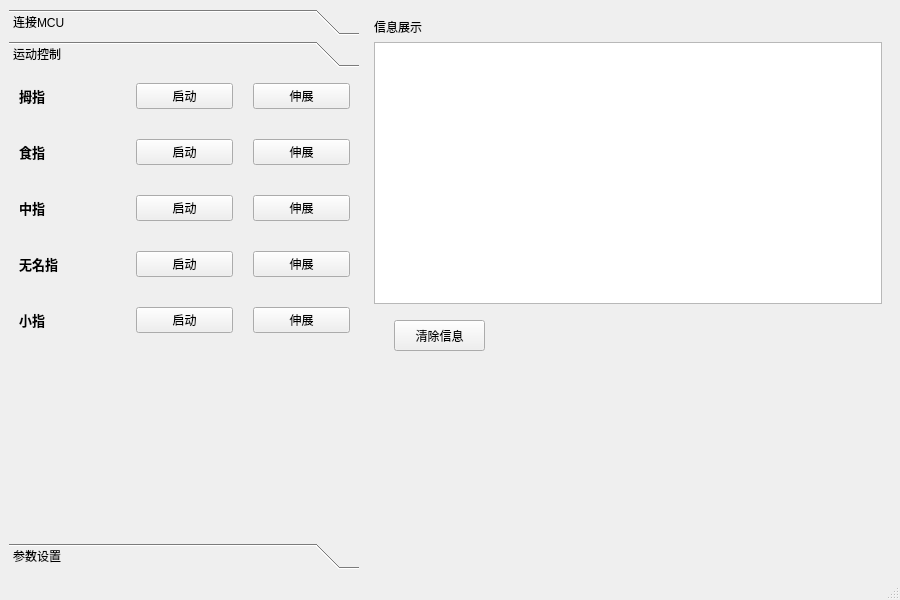
Old version of the form Qt-SerialDebuger-master/mainwindow.ui in the repository single5240/QTSerial.
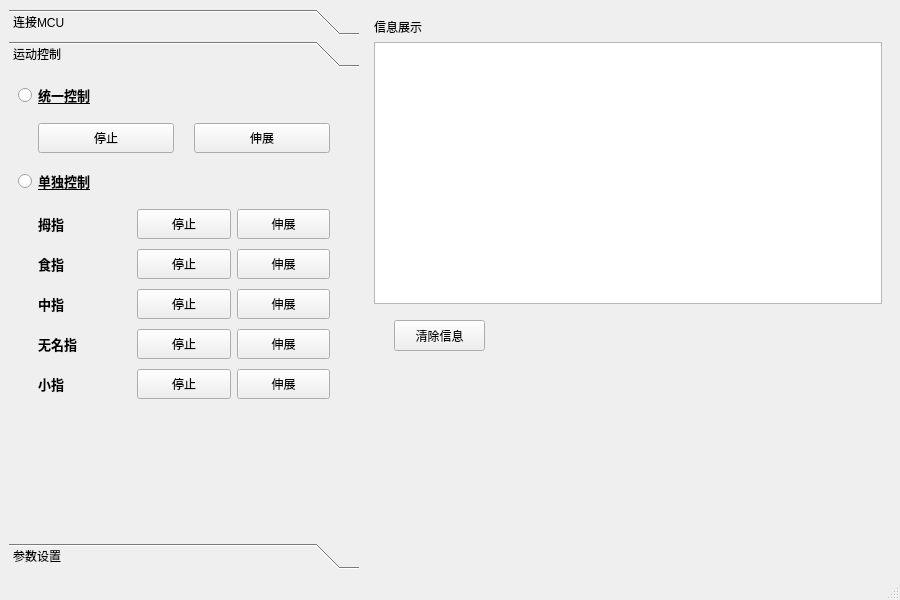
New version of the form. The open tabs and pages were chosen to show the change. Custom widgets are drawn as their Qt base class.

Commit message: 完成控制页面的结构和交互逻辑

What changed in the file:
```diff
--- a/Qt-SerialDebuger-master/mainwindow.ui
+++ b/Qt-SerialDebuger-master/mainwindow.ui
@@ -21,6 +21,64 @@
   </property>
   <widget class="QWidget" name="centralwidget">
    <layout class="QFormLayout" name="formLayout">
+    <item row="0" column="1">
+     <widget class="QWidget" name="widget_10" native="true">
+      <property name="minimumSize">
+       <size>
+        <width>400</width>
+        <height>450</height>
+       </size>
+      </property>
+      <layout class="QGridLayout" name="gridLayout_7">
+       <item row="2" column="0">
+        <widget class="QWidget" name="widget_11" native="true">
+         <property name="minimumSize">
+          <size>
+           <width>380</width>
+           <height>250</height>
+          </size>
+         </property>
+         <property name="accessibleDescription">
+          <string/>
+         </property>
+         <widget class="QPushButton" name="clean_textRec">
+          <property name="geometry">
+           <rect>
+            <x>20</x>
+            <y>10</y>
+            <width>91</width>
+            <height>31</height>
+           </rect>
+          </property>
+          <property name="text">
+           <string>清除信息</string>
+          </property>
+         </widget>
+        </widget>
+       </item>
+       <item row="0" column="0">
+        <widget class="QLabel" name="label">
+         <property name="text">
+          <string>信息展示</string>
+         </property>
+        </widget>
+       </item>
+       <item row="1" column="0">
+        <widget class="QPlainTextEdit" name="txtRec">
+         <property name="minimumSize">
+          <size>
+           <width>380</width>
+           <height>100</height>
+          </size>
+         </property>
+         <property name="readOnly">
+          <bool>true</bool>
+         </property>
+        </widget>
+       </item>
+      </layout>
+     </widget>
+    </item>
     <item row="0" column="0">
      <widget class="QToolBox" name="toolBox">
       <property name="sizePolicy">
@@ -48,7 +106,7 @@
        <enum>Qt::ClickFocus</enum>
       </property>
       <property name="currentIndex">
-       <number>1</number>
+       <number>2</number>
       </property>
       <widget class="QWidget" name="widget">
        <property name="geometry">
@@ -64,21 +122,6 @@
        </attribute>
        <layout class="QGridLayout" name="gridLayout_4">
         <item row="0" column="0">
-         <widget class="QWidget" name="widget" native="true">
-          <property name="minimumSize">
-           <size>
-            <width>170</width>
-            <height>360</height>
-           </size>
-          </property>
-          <property name="maximumSize">
-           <size>
-            <width>340</width>
-            <height>16777215</height>
-           </size>
-          </property>
-          <layout class="QGridLayout" name="gridLayout_5">
-           <item row="0" column="0">
             <widget class="QWidget" name="widget_2" native="true">
              <property name="sizePolicy">
               <sizepolicy hsizetype="Preferred" vsizetype="Ignored">
@@ -99,6 +142,32 @@
               </size>
              </property>
              <layout class="QGridLayout" name="gridLayout">
+           <item row="5" column="0">
+            <widget class="QLabel" name="lblSwitch">
+             <property name="maximumSize">
+              <size>
+               <width>16777215</width>
+               <height>20</height>
+              </size>
+             </property>
+             <property name="text">
+              <string>串口操作</string>
+             </property>
+            </widget>
+           </item>
+           <item row="1" column="0">
+            <widget class="QLabel" name="lblBaudRate">
+             <property name="maximumSize">
+              <size>
+               <width>16777215</width>
+               <height>20</height>
+              </size>
+             </property>
+             <property name="text">
+              <string>波特率</string>
+             </property>
+            </widget>
+           </item>
               <item row="3" column="0">
                <widget class="QLabel" name="lblData">
                 <property name="maximumSize">
@@ -112,25 +181,50 @@
                 </property>
                </widget>
               </item>
-              <item row="4" column="1">
-               <widget class="QComboBox" name="cmbCheck">
+           <item row="1" column="1">
+            <widget class="QComboBox" name="cmbBaudRate">
+             <property name="currentIndex">
+              <number>2</number>
+             </property>
                 <item>
                  <property name="text">
-                  <string>无</string>
+               <string>9600</string>
                  </property>
                 </item>
                 <item>
                  <property name="text">
-                  <string>奇校验</string>
+               <string>38400</string>
                  </property>
                 </item>
                 <item>
                  <property name="text">
-                  <string>偶校验</string>
+               <string>115200</string>
                  </property>
                 </item>
                </widget>
               </item>
+           <item row="2" column="1">
+            <widget class="QComboBox" name="cmbStop">
+             <item>
+              <property name="text">
+               <string>1</string>
+              </property>
+             </item>
+             <item>
+              <property name="text">
+               <string>1.5</string>
+              </property>
+             </item>
+             <item>
+              <property name="text">
+               <string>2</string>
+              </property>
+             </item>
+            </widget>
+           </item>
+           <item row="0" column="1">
+            <widget class="myComboBox" name="cmbSerialPort"/>
+           </item>
               <item row="3" column="1">
                <widget class="QComboBox" name="cmbData">
                 <property name="currentIndex">
@@ -158,23 +252,10 @@
                 </item>
                </widget>
               </item>
-              <item row="6" column="1">
-               <widget class="QCheckBox" name="chkSend">
+           <item row="6" column="0">
+            <widget class="QCheckBox" name="chkRec">
                 <property name="text">
-                 <string>16进制发送</string>
-                </property>
-               </widget>
-              </item>
-              <item row="5" column="0">
-               <widget class="QLabel" name="lblSwitch">
-                <property name="maximumSize">
-                 <size>
-                  <width>16777215</width>
-                  <height>20</height>
-                 </size>
-                </property>
-                <property name="text">
-                 <string>串口操作</string>
+              <string>16进制接收</string>
                 </property>
                </widget>
               </item>
@@ -191,60 +272,6 @@
                 </property>
                </widget>
               </item>
-              <item row="2" column="1">
-               <widget class="QComboBox" name="cmbStop">
-                <item>
-                 <property name="text">
-                  <string>1</string>
-                 </property>
-                </item>
-                <item>
-                 <property name="text">
-                  <string>1.5</string>
-                 </property>
-                </item>
-                <item>
-                 <property name="text">
-                  <string>2</string>
-                 </property>
-                </item>
-               </widget>
-              </item>
-              <item row="0" column="0">
-               <widget class="QLabel" name="lblSerialPort">
-                <property name="maximumSize">
-                 <size>
-                  <width>16777215</width>
-                  <height>20</height>
-                 </size>
-                </property>
-                <property name="text">
-                 <string>串口选择</string>
-                </property>
-               </widget>
-              </item>
-              <item row="1" column="1">
-               <widget class="QComboBox" name="cmbBaudRate">
-                <property name="currentIndex">
-                 <number>2</number>
-                </property>
-                <item>
-                 <property name="text">
-                  <string>9600</string>
-                 </property>
-                </item>
-                <item>
-                 <property name="text">
-                  <string>38400</string>
-                 </property>
-                </item>
-                <item>
-                 <property name="text">
-                  <string>115200</string>
-                 </property>
-                </item>
-               </widget>
-              </item>
               <item row="5" column="1">
                <widget class="QPushButton" name="btnSwitch">
                 <property name="text">
@@ -252,10 +279,16 @@
                 </property>
                </widget>
               </item>
-              <item row="6" column="0">
-               <widget class="QCheckBox" name="chkRec">
+           <item row="0" column="0">
+            <widget class="QLabel" name="lblSerialPort">
+             <property name="maximumSize">
+              <size>
+               <width>16777215</width>
+               <height>20</height>
+              </size>
+             </property>
                 <property name="text">
-                 <string>16进制接收</string>
+              <string>串口选择</string>
                 </property>
                </widget>
               </item>
@@ -272,27 +305,47 @@
                 </property>
                </widget>
               </item>
+           <item row="4" column="1">
+            <widget class="QComboBox" name="cmbCheck">
+             <item>
+              <property name="text">
+               <string>无</string>
+              </property>
+             </item>
+             <item>
+              <property name="text">
+               <string>奇校验</string>
+              </property>
+             </item>
+             <item>
+              <property name="text">
+               <string>偶校验</string>
+              </property>
+             </item>
+            </widget>
+           </item>
+           <item row="6" column="1">
+            <widget class="QCheckBox" name="chkSend">
+             <property name="text">
+              <string>16进制发送</string>
+             </property>
+            </widget>
+           </item>
+          </layout>
+         </widget>
+        </item>
               <item row="1" column="0">
-               <widget class="QLabel" name="lblBaudRate">
-                <property name="maximumSize">
+         <spacer name="verticalSpacer_2">
+          <property name="orientation">
+           <enum>Qt::Vertical</enum>
+          </property>
+          <property name="sizeHint" stdset="0">
                  <size>
-                  <width>16777215</width>
-                  <height>20</height>
-                 </size>
-                </property>
-                <property name="text">
-                 <string>波特率</string>
-                </property>
-               </widget>
-              </item>
-              <item row="0" column="1">
-               <widget class="myComboBox" name="cmbSerialPort"/>
-              </item>
-             </layout>
-            </widget>
-           </item>
-          </layout>
-         </widget>
+            <width>20</width>
+            <height>434</height>
+           </size>
+          </property>
+         </spacer>
         </item>
        </layout>
       </widget>
@@ -308,14 +361,11 @@
        <attribute name="label">
         <string>运动控制</string>
        </attribute>
-       <widget class="QWidget" name="widget_3" native="true">
-        <property name="geometry">
-         <rect>
-          <x>10</x>
-          <y>-10</y>
-          <width>331</width>
-          <height>291</height>
-         </rect>
+       <layout class="QGridLayout" name="gridLayout_6">
+        <item row="3" column="0">
+         <widget class="QWidget" name="singleControlWidget" native="true">
+          <property name="enabled">
+           <bool>true</bool>
         </property>
         <property name="minimumSize">
          <size>
@@ -324,51 +374,49 @@
          </size>
         </property>
         <layout class="QGridLayout" name="gridLayout_2">
+           <property name="leftMargin">
+            <number>20</number>
+           </property>
+           <property name="rightMargin">
+            <number>20</number>
+           </property>
          <property name="horizontalSpacing">
-          <number>20</number>
+            <number>6</number>
          </property>
          <property name="verticalSpacing">
           <number>10</number>
          </property>
-         <item row="0" column="0">
-          <widget class="QLabel" name="label_2">
+           <item row="3" column="1">
+            <widget class="QPushButton" name="middle_SButton">
            <property name="minimumSize">
             <size>
              <width>80</width>
-             <height>0</height>
-            </size>
-           </property>
-           <property name="font">
-            <font>
-             <pointsize>10</pointsize>
-             <weight>75</weight>
-             <bold>true</bold>
-            </font>
-           </property>
+               <height>30</height>
+              </size>
+             </property>
            <property name="text">
-            <string>拇指</string>
+              <string>停止</string>
            </property>
           </widget>
          </item>
-         <item row="0" column="1">
-          <widget class="QPushButton" name="thumb_SButton">
-           <property name="text">
-            <string>启动</string>
-           </property>
-          </widget>
-         </item>
-         <item row="0" column="2">
-          <widget class="QPushButton" name="thumb_WButton">
+           <item row="4" column="2">
+            <widget class="QPushButton" name="ring_WButton">
+             <property name="minimumSize">
+              <size>
+               <width>80</width>
+               <height>30</height>
+              </size>
+             </property>
            <property name="text">
             <string>伸展</string>
            </property>
           </widget>
          </item>
-         <item row="1" column="0">
+           <item row="2" column="0">
           <widget class="QLabel" name="label_3">
            <property name="minimumSize">
             <size>
-             <width>80</width>
+               <width>50</width>
              <height>0</height>
             </size>
            </property>
@@ -384,25 +432,11 @@
            </property>
           </widget>
          </item>
-         <item row="1" column="1">
-          <widget class="QPushButton" name="forefinger_SButton">
-           <property name="text">
-            <string>启动</string>
-           </property>
-          </widget>
-         </item>
-         <item row="1" column="2">
-          <widget class="QPushButton" name="forefinger_WButton">
-           <property name="text">
-            <string>伸展</string>
-           </property>
-          </widget>
-         </item>
-         <item row="2" column="0">
+           <item row="3" column="0">
           <widget class="QLabel" name="label_5">
            <property name="minimumSize">
             <size>
-             <width>80</width>
+               <width>50</width>
              <height>0</height>
             </size>
            </property>
@@ -418,59 +452,24 @@
            </property>
           </widget>
          </item>
-         <item row="2" column="1">
-          <widget class="QPushButton" name="middle_SButton">
-           <property name="text">
-            <string>启动</string>
-           </property>
-          </widget>
-         </item>
-         <item row="2" column="2">
-          <widget class="QPushButton" name="middle_WButton">
-           <property name="text">
-            <string>伸展</string>
-           </property>
-          </widget>
-         </item>
-         <item row="3" column="0">
-          <widget class="QLabel" name="label_4">
-           <property name="minimumSize">
-            <size>
-             <width>80</width>
-             <height>0</height>
-            </size>
-           </property>
-           <property name="font">
-            <font>
-             <pointsize>10</pointsize>
-             <weight>75</weight>
-             <bold>true</bold>
-            </font>
-           </property>
-           <property name="text">
-            <string>无名指</string>
-           </property>
-          </widget>
-         </item>
-         <item row="3" column="1">
+           <item row="4" column="1">
           <widget class="QPushButton" name="ring_SButton">
-           <property name="text">
-            <string>启动</string>
-           </property>
-          </widget>
-         </item>
-         <item row="3" column="2">
-          <widget class="QPushButton" name="ring_WButton">
+             <property name="minimumSize">
+              <size>
+               <width>80</width>
+               <height>30</height>
+              </size>
+             </property>
            <property name="text">
-            <string>伸展</string>
+              <string>停止</string>
            </property>
           </widget>
          </item>
-         <item row="4" column="0">
+           <item row="5" column="0">
           <widget class="QLabel" name="label_6">
            <property name="minimumSize">
             <size>
-             <width>80</width>
+               <width>50</width>
              <height>0</height>
             </size>
            </property>
@@ -486,15 +485,132 @@
            </property>
           </widget>
          </item>
-         <item row="4" column="1">
+           <item row="1" column="0">
+            <widget class="QLabel" name="label_2">
+             <property name="minimumSize">
+              <size>
+               <width>50</width>
+               <height>0</height>
+              </size>
+             </property>
+             <property name="font">
+              <font>
+               <pointsize>10</pointsize>
+               <weight>75</weight>
+               <bold>true</bold>
+              </font>
+             </property>
+             <property name="text">
+              <string>拇指</string>
+             </property>
+            </widget>
+           </item>
+           <item row="3" column="2">
+            <widget class="QPushButton" name="middle_WButton">
+             <property name="minimumSize">
+              <size>
+               <width>80</width>
+               <height>30</height>
+              </size>
+             </property>
+             <property name="text">
+              <string>伸展</string>
+             </property>
+            </widget>
+           </item>
+           <item row="2" column="1">
+            <widget class="QPushButton" name="forefinger_SButton">
+             <property name="minimumSize">
+              <size>
+               <width>80</width>
+               <height>30</height>
+              </size>
+             </property>
+             <property name="text">
+              <string>停止</string>
+             </property>
+            </widget>
+           </item>
+           <item row="2" column="2">
+            <widget class="QPushButton" name="forefinger_WButton">
+             <property name="minimumSize">
+              <size>
+               <width>80</width>
+               <height>30</height>
+              </size>
+             </property>
+             <property name="text">
+              <string>伸展</string>
+             </property>
+            </widget>
+           </item>
+           <item row="1" column="1">
+            <widget class="QPushButton" name="thumb_SButton">
+             <property name="minimumSize">
+              <size>
+               <width>80</width>
+               <height>30</height>
+              </size>
+             </property>
+             <property name="text">
+              <string>停止</string>
+             </property>
+            </widget>
+           </item>
+           <item row="1" column="2">
+            <widget class="QPushButton" name="thumb_WButton">
+             <property name="minimumSize">
+              <size>
+               <width>80</width>
+               <height>30</height>
+              </size>
+             </property>
+             <property name="text">
+              <string>伸展</string>
+             </property>
+            </widget>
+           </item>
+           <item row="4" column="0">
+            <widget class="QLabel" name="label_4">
+             <property name="minimumSize">
+              <size>
+               <width>50</width>
+               <height>0</height>
+              </size>
+             </property>
+             <property name="font">
+              <font>
+               <pointsize>10</pointsize>
+               <weight>75</weight>
+               <bold>true</bold>
+              </font>
+             </property>
+             <property name="text">
+              <string>无名指</string>
+             </property>
+            </widget>
+           </item>
+           <item row="5" column="1">
           <widget class="QPushButton" name="little_SButton">
+             <property name="minimumSize">
+              <size>
+               <width>80</width>
+               <height>30</height>
+              </size>
+             </property>
            <property name="text">
-            <string>启动</string>
+              <string>停止</string>
            </property>
           </widget>
          </item>
-         <item row="4" column="2">
+           <item row="5" column="2">
           <widget class="QPushButton" name="little_WButton">
+             <property name="minimumSize">
+              <size>
+               <width>80</width>
+               <height>30</height>
+              </size>
+             </property>
            <property name="text">
             <string>伸展</string>
            </property>
@@ -502,6 +618,104 @@
          </item>
         </layout>
        </widget>
+        </item>
+        <item row="4" column="0">
+         <spacer name="verticalSpacer">
+          <property name="orientation">
+           <enum>Qt::Vertical</enum>
+          </property>
+          <property name="sizeHint" stdset="0">
+           <size>
+            <width>20</width>
+            <height>122</height>
+           </size>
+          </property>
+         </spacer>
+        </item>
+        <item row="1" column="0">
+         <widget class="QWidget" name="totalControlWidget" native="true">
+          <property name="minimumSize">
+           <size>
+            <width>320</width>
+            <height>0</height>
+           </size>
+          </property>
+          <layout class="QGridLayout" name="gridLayout_3">
+           <property name="leftMargin">
+            <number>20</number>
+           </property>
+           <property name="rightMargin">
+            <number>20</number>
+           </property>
+           <property name="horizontalSpacing">
+            <number>20</number>
+           </property>
+           <item row="1" column="0">
+            <widget class="QPushButton" name="totall_SButton">
+             <property name="minimumSize">
+              <size>
+               <width>80</width>
+               <height>30</height>
+              </size>
+             </property>
+             <property name="text">
+              <string>停止</string>
+             </property>
+            </widget>
+           </item>
+           <item row="1" column="1">
+            <widget class="QPushButton" name="totall_WButton">
+             <property name="minimumSize">
+              <size>
+               <width>80</width>
+               <height>30</height>
+              </size>
+             </property>
+             <property name="text">
+              <string>伸展</string>
+             </property>
+            </widget>
+           </item>
+          </layout>
+         </widget>
+        </item>
+        <item row="2" column="0">
+         <widget class="QRadioButton" name="SingleRadioButton">
+          <property name="font">
+           <font>
+            <pointsize>10</pointsize>
+            <weight>75</weight>
+            <bold>true</bold>
+            <underline>true</underline>
+           </font>
+          </property>
+          <property name="text">
+           <string>单独控制</string>
+          </property>
+          <attribute name="buttonGroup">
+           <string notr="true">buttonGroup</string>
+          </attribute>
+         </widget>
+        </item>
+        <item row="0" column="0">
+         <widget class="QRadioButton" name="TotalRadioButton">
+          <property name="font">
+           <font>
+            <pointsize>10</pointsize>
+            <weight>75</weight>
+            <bold>true</bold>
+            <underline>true</underline>
+           </font>
+          </property>
+          <property name="text">
+           <string>统一控制</string>
+          </property>
+          <attribute name="buttonGroup">
+           <string notr="true">buttonGroup</string>
+          </attribute>
+         </widget>
+        </item>
+       </layout>
       </widget>
       <widget class="QWidget" name="set_page">
        <property name="geometry">
@@ -515,65 +729,23 @@
        <attribute name="label">
         <string>参数设置</string>
        </attribute>
-      </widget>
-     </widget>
-    </item>
-    <item row="0" column="1">
-     <widget class="QWidget" name="widget_10" native="true">
-      <property name="minimumSize">
-       <size>
-        <width>400</width>
-        <height>450</height>
-       </size>
-      </property>
-      <layout class="QGridLayout" name="gridLayout_7">
-       <item row="2" column="0">
-        <widget class="QWidget" name="widget_11" native="true">
-         <property name="minimumSize">
-          <size>
-           <width>380</width>
-           <height>250</height>
-          </size>
-         </property>
-         <property name="accessibleDescription">
-          <string/>
-         </property>
-         <widget class="QPushButton" name="clean_textRec">
+       <widget class="QWidget" name="widget_3" native="true">
           <property name="geometry">
            <rect>
-            <x>20</x>
-            <y>10</y>
-            <width>91</width>
-            <height>31</height>
-           </rect>
-          </property>
-          <property name="text">
-           <string>清除信息</string>
-          </property>
-         </widget>
-        </widget>
-       </item>
-       <item row="0" column="0">
-        <widget class="QLabel" name="label">
-         <property name="text">
-          <string>信息展示</string>
-         </property>
-        </widget>
-       </item>
-       <item row="1" column="0">
-        <widget class="QPlainTextEdit" name="txtRec">
+          <x>10</x>
+          <y>0</y>
+          <width>350</width>
+          <height>171</height>
+         </rect>
+        </property>
          <property name="minimumSize">
           <size>
-           <width>380</width>
-           <height>100</height>
-          </size>
-         </property>
-         <property name="readOnly">
-          <bool>true</bool>
-         </property>
-        </widget>
-       </item>
-      </layout>
+          <width>350</width>
+          <height>0</height>
+         </size>
+        </property>
+       </widget>
+      </widget>
      </widget>
     </item>
    </layout>
```
Left out of the diff: 3 changed lines with no effect on the pictures. Lines whose indentation alone changed are shown as unchanged. The commit also changes 2 other files.
